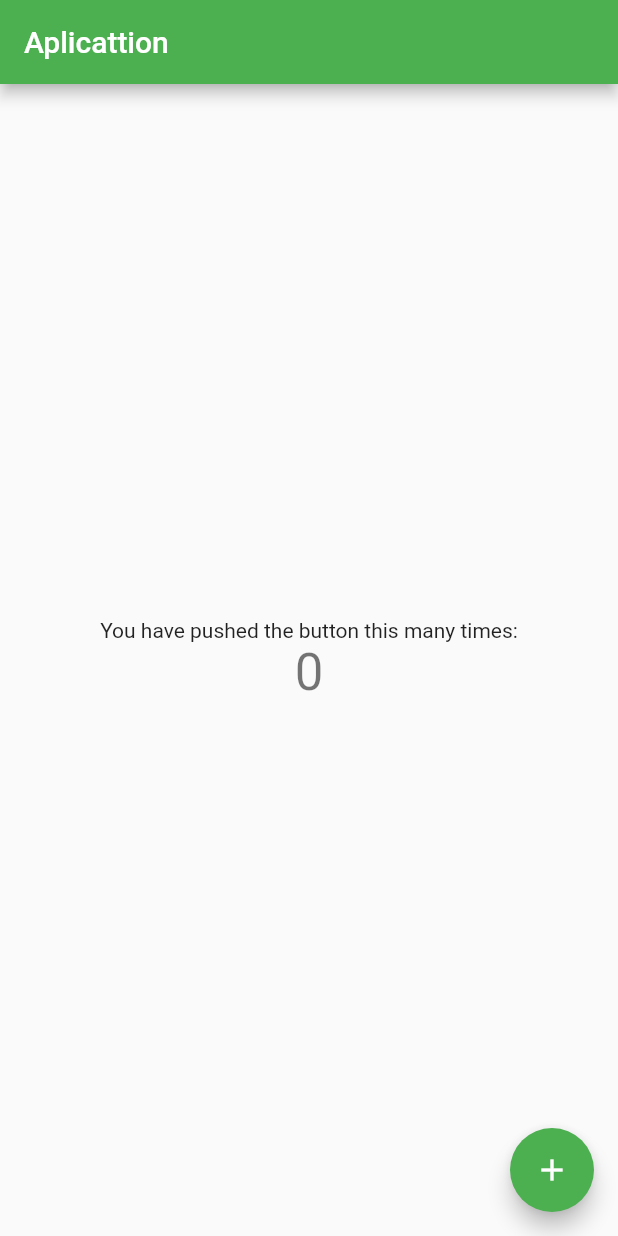
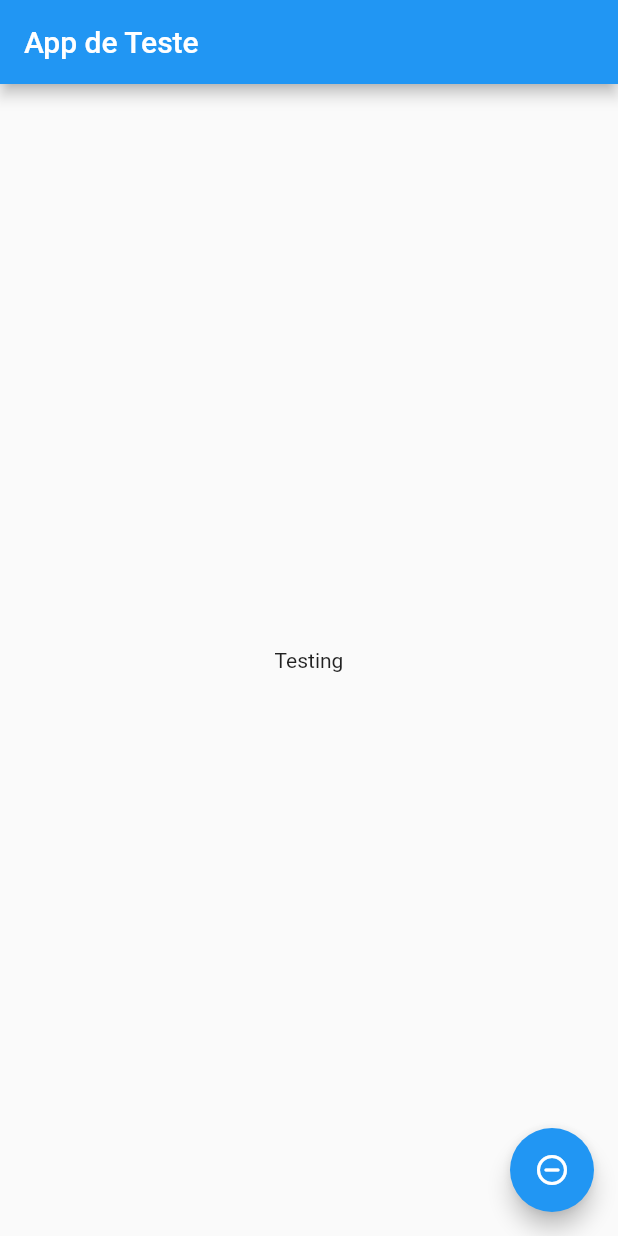
Before and after one commit to josesfjunior/aprendendo_flutter, a Flutter app: the screen it shows after launch, on a phone screen of 412 x 824 dp. Run offline on Flutter 3.47's test engine with Material 2 defaults, Android fonts, the phone set to English and light mode, and no system bars.

Commit message:
transform the main code in components

```diff
--- /dev/null
+++ b/lib/components /App.dart
@@ -0,0 +1,15 @@
+import 'package:flutter/material.dart';
+
+import 'home_widget.dart';
+
+
+class MyApp extends StatelessWidget {
+  const MyApp({super.key});
+
+  @override
+  Widget build(BuildContext context) {
+    return const MaterialApp(
+      home: HomeWidget(),
+    );
+  }
+}
--- /dev/null
+++ b/lib/components /home_widget.dart
@@ -0,0 +1,29 @@
+import 'package:flutter/material.dart';
+
+class HomeWidget extends StatelessWidget {
+  const HomeWidget({super.key});
+
+  @override
+  Widget build(BuildContext context) {
+    return Scaffold(
+      appBar: AppBar(
+        title: const Text(
+          'App de Teste',
+          textDirection: TextDirection.rtl,
+        ),
+      ),
+      body: const Center(
+        child: Text(
+          'Testing',
+          textDirection: TextDirection.rtl,
+        ),
+      ),
+      floatingActionButton: FloatingActionButton(
+        child: const Icon(Icons.remove_circle_outline_rounded),
+        onPressed: () {
+          print('clicou');
+        },
+      ),
+    );
+  }
+}
--- a/lib/main.dart
+++ b/lib/main.dart
@@ -1,68 +1,6 @@
 import 'package:flutter/material.dart';
+import 'components /App.dart';
 
 void main() {
   runApp(const MyApp());
 }
-
-class MyApp extends StatelessWidget {
-  const MyApp({super.key});
-
-
-  @override
-  Widget build(BuildContext context) {
-    return MaterialApp(
-      title: 'Flutter Demo',
-      theme: ThemeData(
-        primarySwatch: Colors.green,
-      ),
-      home: const MyHomePage(title: 'Aplicattion'),
-    );
-  }
-}
-
-class MyHomePage extends StatefulWidget {
-  const MyHomePage({super.key, required this.title});
-
-  final String title;
-
-  @override
-  State<MyHomePage> createState() => _MyHomePageState();
-}
-
-class _MyHomePageState extends State<MyHomePage> {
-  int _counter = 0;
-
-  void _incrementCounter() {
-    setState(() {
-      _counter++;
-    });
-  }
-
-  @override
-  Widget build(BuildContext context) {
-    return Scaffold(
-      appBar: AppBar(
-        title: Text(widget.title),
-      ),
-      body: Center(
-        child: Column(
-          mainAxisAlignment: MainAxisAlignment.center,
-          children: <Widget>[
-            const Text(
-              'You have pushed the button this many times:',
-            ),
-            Text(
-              '$_counter',
-              style: Theme.of(context).textTheme.headline4,
-            ),
-          ],
-        ),
-      ),
-      floatingActionButton: FloatingActionButton(
-        onPressed: _incrementCounter,
-        tooltip: 'Increment',
-        child: const Icon(Icons.add),
-      ), // This trailing comma makes auto-formatting nicer for build methods.
-    );
-  }
-}
```
Also changed, not shown: 1 other file.
